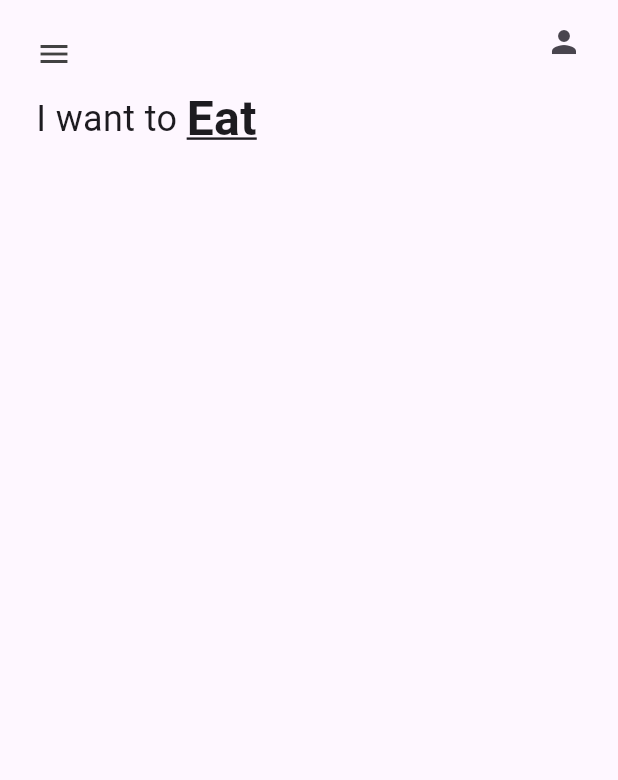
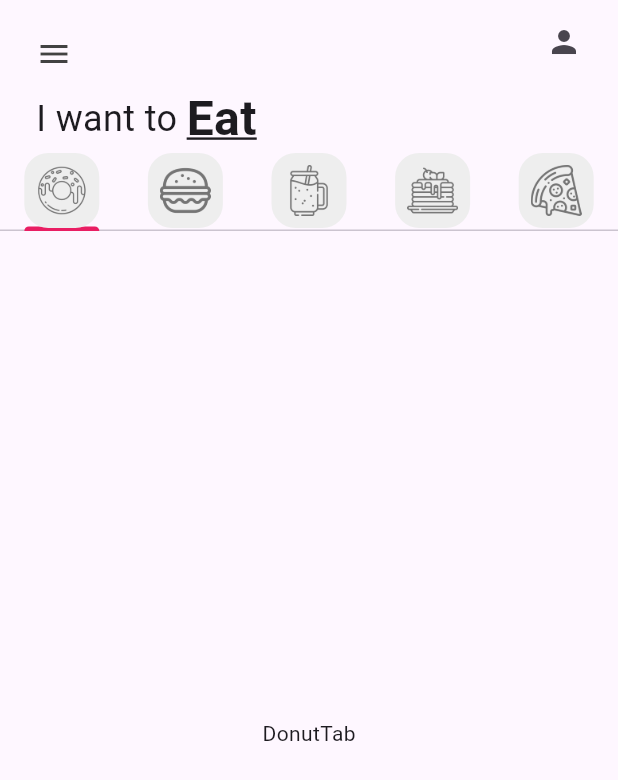
Before and after one commit to Maverick2505/donut_app_4sa, a Flutter app: the screen it shows after launch, on a phone screen of 412 x 824 dp. Shown: the top 780 px of the screen. Run offline on Flutter 3.47's test engine with Material 3 defaults, Android fonts, the phone set to English and light mode, and no system bars.

```diff
--- a/lib/main.dart
+++ b/lib/main.dart
@@ -18,7 +18,7 @@ class MyApp extends StatelessWidget {
 
         colorScheme: ColorScheme.fromSeed(seedColor: Colors.deepPurple),
         useMaterial3: true,
-      ),
+        tabBarTheme: const TabBarTheme( indicatorColor: Colors.pink),),
       home: const HomePage(),
     );
   }
--- a/lib/pages/home_page.dart
+++ b/lib/pages/home_page.dart
@@ -1,3 +1,9 @@
+import 'package:donut_app_4sa/tabs/burger_tab.dart';
+import 'package:donut_app_4sa/tabs/donut_tab.dart';
+import 'package:donut_app_4sa/tabs/pancakes_tab.dart';
+import 'package:donut_app_4sa/tabs/pizza_tab.dart';
+import 'package:donut_app_4sa/tabs/smoothie_tab.dart';
+import 'package:donut_app_4sa/utils/my_tab.dart';
 import 'package:flutter/material.dart';
 
 class HomePage extends StatefulWidget {
@@ -8,9 +14,19 @@ class HomePage extends StatefulWidget {
 }
 
 class _HomePageState extends State<HomePage> {
+ List<Widget> myTabs= [
+  const MyTab(iconPath: 'lib/icons/donut.png',),
+  const MyTab(iconPath: 'lib/icons/burger.png',),
+  const MyTab(iconPath: 'lib/icons/smoothie.png',),
+  const MyTab(iconPath: 'lib/icons/pancakes.png',),
+  const MyTab(iconPath: 'lib/icons/pizza.png',),
+ ];
+
   @override
   Widget build(BuildContext context) {
-    return Scaffold(
+    return DefaultTabController(
+      length: myTabs.length,
+      child: Scaffold(
         appBar: AppBar(
           backgroundColor:Colors.transparent,
           leading: Padding(
@@ -44,15 +60,25 @@ class _HomePageState extends State<HomePage> {
                 ))
               ],
             ),
-        )
+          ),
 
           //2 Pestañas(TabBar)
+          TabBar(tabs: myTabs),
 
-        // Contenido de pestañas(TabBarView)
-
+          //3 Contenido de pestañas(TabBarView)
+          Expanded(
+            child: TabBarView(children:[
+              DonutTab(),
+              BurgerTab(),
+              SmoothieTab(),
+              PancakesTab(),
+              PizzaTab(),
+            ]),
+          )
           //4 Carrito (Car)
           ],
         )
+      ),
     );
   }
 }
--- /dev/null
+++ b/lib/tabs/donut_tab.dart
@@ -0,0 +1,12 @@
+import 'package:flutter/material.dart';
+
+class DonutTab extends StatelessWidget {
+  const DonutTab({super.key});
+
+  @override
+  Widget build(BuildContext context) {
+    return const Center(
+      child: Text("DonutTab")
+    );
+  }
+}
--- /dev/null
+++ b/lib/utils/my_tab.dart
@@ -0,0 +1,26 @@
+import 'package:flutter/material.dart';
+
+class MyTab extends StatelessWidget {
+  //Ruta de archivo
+  final String iconPath;
+
+  const MyTab({super.key, required this.iconPath});
+
+  @override
+  Widget build(BuildContext context) {
+    return Tab(
+      height: 50,
+      child: Container(
+        padding: const EdgeInsets.all(8),
+        decoration:BoxDecoration(
+          color: Colors.grey[200],
+           //Borde redondeado
+          borderRadius: BorderRadius.circular(16)
+        ),
+        child:Image.asset(
+          iconPath,
+          color: Colors.grey[600]
+      ))
+    );
+  }
+}
--- a/pubspec.yaml
+++ b/pubspec.yaml
@@ -58,9 +58,9 @@ flutter:
   uses-material-design: true
 
   # To add assets to your application, add an assets section, like this:
-  # assets:
-  #   - images/a_dot_burr.jpeg
-  #   - images/a_dot_ham.jpeg
+  assets:
+  - lib/icons/
+  - lib/images/
 
   # An image asset can refer to one or more resolution-specific "variants", see
   # https://flutter.dev/to/resolution-aware-images
```
Also changed, not shown: lib/tabs/burger_tab.dart (added, +12 -0 lines), lib/tabs/pancakes_tab.dart (added, +12 -0 lines), lib/tabs/pizza_tab.dart (added, +12 -0 lines), lib/tabs/smoothie_tab.dart (added, +12 -0 lines), lib/icons/burger.png (added), lib/icons/donut.png (added), lib/icons/pancakes.png (added), lib/icons/pizza.png (added), lib/icons/smoothie.png (added), lib/images/chocolate_donut.png (added), lib/images/grape_donut.png (added), lib/images/icecream_donut.png (added), lib/images/strawberry_donut.png (added). Lines whose indentation alone changed are shown as unchanged.
